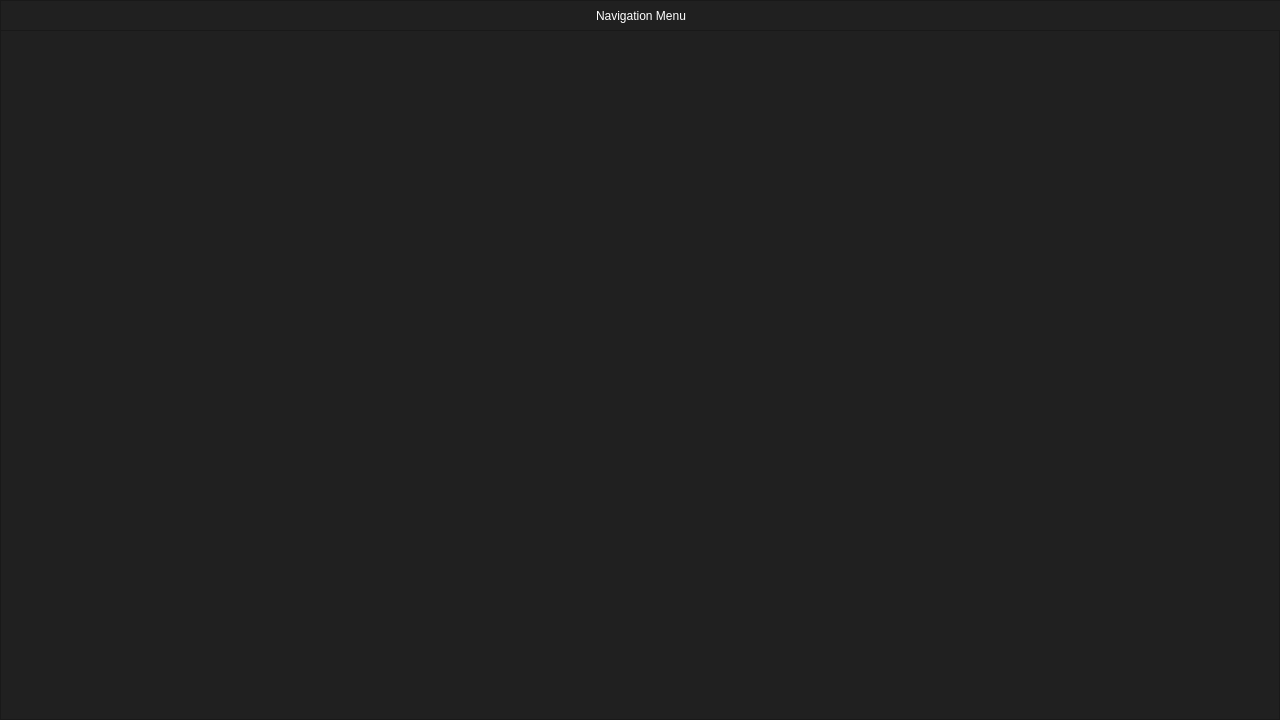
This is forms/navigationmenu.ui in joaogerliandro/CXX_ISRS as Qt 5 draws it before an edit. The edited form follows.
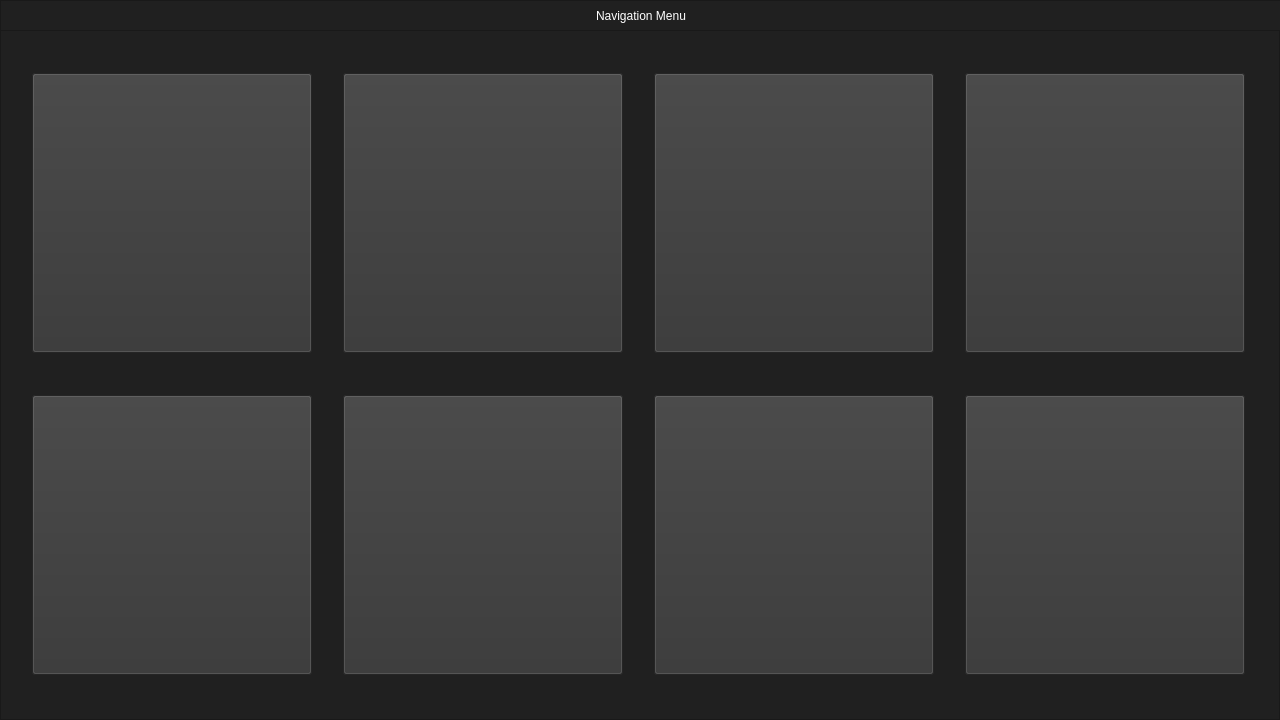
This is the edited form. Icons and pictures are not drawn.

Commit message: feature - adding some buttons to navigation menu

```diff
--- a/forms/navigationmenu.ui
+++ b/forms/navigationmenu.ui
@@ -10,6 +10,12 @@
     <height>720</height>
    </rect>
   </property>
+  <property name="sizePolicy">
+   <sizepolicy hsizetype="Fixed" vsizetype="Fixed">
+    <horstretch>0</horstretch>
+    <verstretch>0</verstretch>
+   </sizepolicy>
+  </property>
   <property name="minimumSize">
    <size>
     <width>1280</width>
@@ -231,6 +237,325 @@
       <property name="frameShadow">
        <enum>QFrame::Raised</enum>
       </property>
+      <layout class="QGridLayout" name="gridLayout">
+       <property name="leftMargin">
+        <number>0</number>
+       </property>
+       <property name="topMargin">
+        <number>0</number>
+       </property>
+       <property name="rightMargin">
+        <number>0</number>
+       </property>
+       <property name="bottomMargin">
+        <number>0</number>
+       </property>
+       <property name="spacing">
+        <number>0</number>
+       </property>
+       <item row="0" column="3">
+        <widget class="QPushButton" name="pushButton_4">
+         <property name="sizePolicy">
+          <sizepolicy hsizetype="Fixed" vsizetype="Fixed">
+           <horstretch>0</horstretch>
+           <verstretch>0</verstretch>
+          </sizepolicy>
+         </property>
+         <property name="minimumSize">
+          <size>
+           <width>280</width>
+           <height>280</height>
+          </size>
+         </property>
+         <property name="styleSheet">
+          <string notr="true">QPushButton
+{
+	background-color: rgb(52, 52, 52);
+}
+
+QPushButton:hover
+{
+	background-color: rgb(255, 97, 0);
+}
+
+QPushButton:pressed
+{
+	background-color: rgb(255, 255, 255);
+}
+
+</string>
+         </property>
+         <property name="text">
+          <string/>
+         </property>
+        </widget>
+       </item>
+       <item row="1" column="0">
+        <widget class="QPushButton" name="pushButton_5">
+         <property name="sizePolicy">
+          <sizepolicy hsizetype="Fixed" vsizetype="Fixed">
+           <horstretch>0</horstretch>
+           <verstretch>0</verstretch>
+          </sizepolicy>
+         </property>
+         <property name="minimumSize">
+          <size>
+           <width>280</width>
+           <height>280</height>
+          </size>
+         </property>
+         <property name="styleSheet">
+          <string notr="true">QPushButton
+{
+	background-color: rgb(52, 52, 52);
+}
+
+QPushButton:hover
+{
+	background-color: rgb(255, 97, 0);
+}
+
+QPushButton:pressed
+{
+	background-color: rgb(255, 255, 255);
+}
+
+</string>
+         </property>
+         <property name="text">
+          <string/>
+         </property>
+        </widget>
+       </item>
+       <item row="0" column="0">
+        <widget class="QPushButton" name="pushButton">
+         <property name="sizePolicy">
+          <sizepolicy hsizetype="Fixed" vsizetype="Fixed">
+           <horstretch>0</horstretch>
+           <verstretch>0</verstretch>
+          </sizepolicy>
+         </property>
+         <property name="minimumSize">
+          <size>
+           <width>280</width>
+           <height>280</height>
+          </size>
+         </property>
+         <property name="maximumSize">
+          <size>
+           <width>400</width>
+           <height>400</height>
+          </size>
+         </property>
+         <property name="styleSheet">
+          <string notr="true">QPushButton
+{
+	background-color: rgb(52, 52, 52);
+}
+
+QPushButton:hover
+{
+	background-color: rgb(255, 97, 0);
+}
+
+QPushButton:pressed
+{
+	background-color: rgb(255, 255, 255);
+}
+
+</string>
+         </property>
+         <property name="text">
+          <string/>
+         </property>
+        </widget>
+       </item>
+       <item row="1" column="2">
+        <widget class="QPushButton" name="pushButton_7">
+         <property name="sizePolicy">
+          <sizepolicy hsizetype="Fixed" vsizetype="Fixed">
+           <horstretch>0</horstretch>
+           <verstretch>0</verstretch>
+          </sizepolicy>
+         </property>
+         <property name="minimumSize">
+          <size>
+           <width>280</width>
+           <height>280</height>
+          </size>
+         </property>
+         <property name="styleSheet">
+          <string notr="true">QPushButton
+{
+	background-color: rgb(52, 52, 52);
+}
+
+QPushButton:hover
+{
+	background-color: rgb(255, 97, 0);
+}
+
+QPushButton:pressed
+{
+	background-color: rgb(255, 255, 255);
+}
+
+</string>
+         </property>
+         <property name="text">
+          <string/>
+         </property>
+        </widget>
+       </item>
+       <item row="0" column="2">
+        <widget class="QPushButton" name="pushButton_3">
+         <property name="sizePolicy">
+          <sizepolicy hsizetype="Fixed" vsizetype="Fixed">
+           <horstretch>0</horstretch>
+           <verstretch>0</verstretch>
+          </sizepolicy>
+         </property>
+         <property name="minimumSize">
+          <size>
+           <width>280</width>
+           <height>280</height>
+          </size>
+         </property>
+         <property name="styleSheet">
+          <string notr="true">QPushButton
+{
+	background-color: rgb(52, 52, 52);
+}
+
+QPushButton:hover
+{
+	background-color: rgb(255, 97, 0);
+}
+
+QPushButton:pressed
+{
+	background-color: rgb(255, 255, 255);
+}
+
+</string>
+         </property>
+         <property name="text">
+          <string/>
+         </property>
+        </widget>
+       </item>
+       <item row="0" column="1">
+        <widget class="QPushButton" name="pushButton_2">
+         <property name="sizePolicy">
+          <sizepolicy hsizetype="Fixed" vsizetype="Fixed">
+           <horstretch>0</horstretch>
+           <verstretch>0</verstretch>
+          </sizepolicy>
+         </property>
+         <property name="minimumSize">
+          <size>
+           <width>280</width>
+           <height>280</height>
+          </size>
+         </property>
+         <property name="styleSheet">
+          <string notr="true">QPushButton
+{
+	background-color: rgb(52, 52, 52);
+}
+
+QPushButton:hover
+{
+	background-color: rgb(255, 97, 0);
+}
+
+QPushButton:pressed
+{
+	background-color: rgb(255, 255, 255);
+}
+
+</string>
+         </property>
+         <property name="text">
+          <string/>
+         </property>
+        </widget>
+       </item>
+       <item row="1" column="1">
+        <widget class="QPushButton" name="pushButton_6">
+         <property name="sizePolicy">
+          <sizepolicy hsizetype="Fixed" vsizetype="Fixed">
+           <horstretch>0</horstretch>
+           <verstretch>0</verstretch>
+          </sizepolicy>
+         </property>
+         <property name="minimumSize">
+          <size>
+           <width>280</width>
+           <height>280</height>
+          </size>
+         </property>
+         <property name="styleSheet">
+          <string notr="true">QPushButton
+{
+	background-color: rgb(52, 52, 52);
+}
+
+QPushButton:hover
+{
+	background-color: rgb(255, 97, 0);
+}
+
+QPushButton:pressed
+{
+	background-color: rgb(255, 255, 255);
+}
+
+</string>
+         </property>
+         <property name="text">
+          <string/>
+         </property>
+        </widget>
+       </item>
+       <item row="1" column="3">
+        <widget class="QPushButton" name="pushButton_8">
+         <property name="sizePolicy">
+          <sizepolicy hsizetype="Fixed" vsizetype="Fixed">
+           <horstretch>0</horstretch>
+           <verstretch>0</verstretch>
+          </sizepolicy>
+         </property>
+         <property name="minimumSize">
+          <size>
+           <width>280</width>
+           <height>280</height>
+          </size>
+         </property>
+         <property name="styleSheet">
+          <string notr="true">QPushButton
+{
+	background-color: rgb(52, 52, 52);
+}
+
+QPushButton:hover
+{
+	background-color: rgb(255, 97, 0);
+}
+
+QPushButton:pressed
+{
+	background-color: rgb(255, 255, 255);
+}
+
+</string>
+         </property>
+         <property name="text">
+          <string/>
+         </property>
+        </widget>
+       </item>
+      </layout>
      </widget>
     </item>
    </layout>
```
The commit also changes 6 other files.
